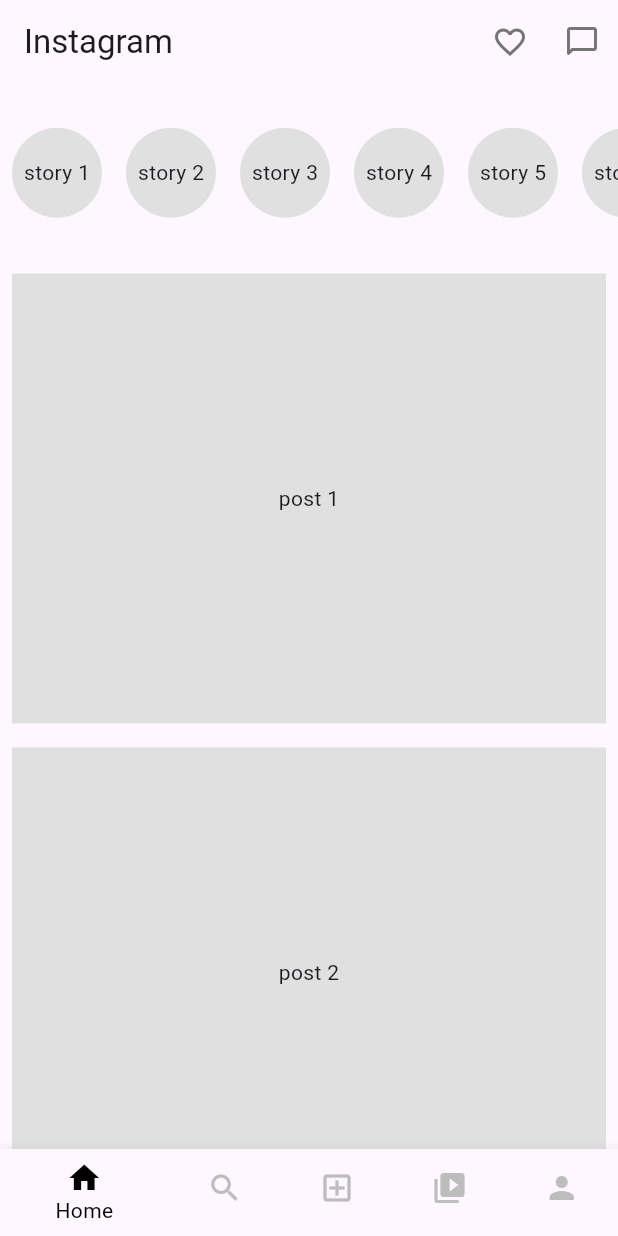
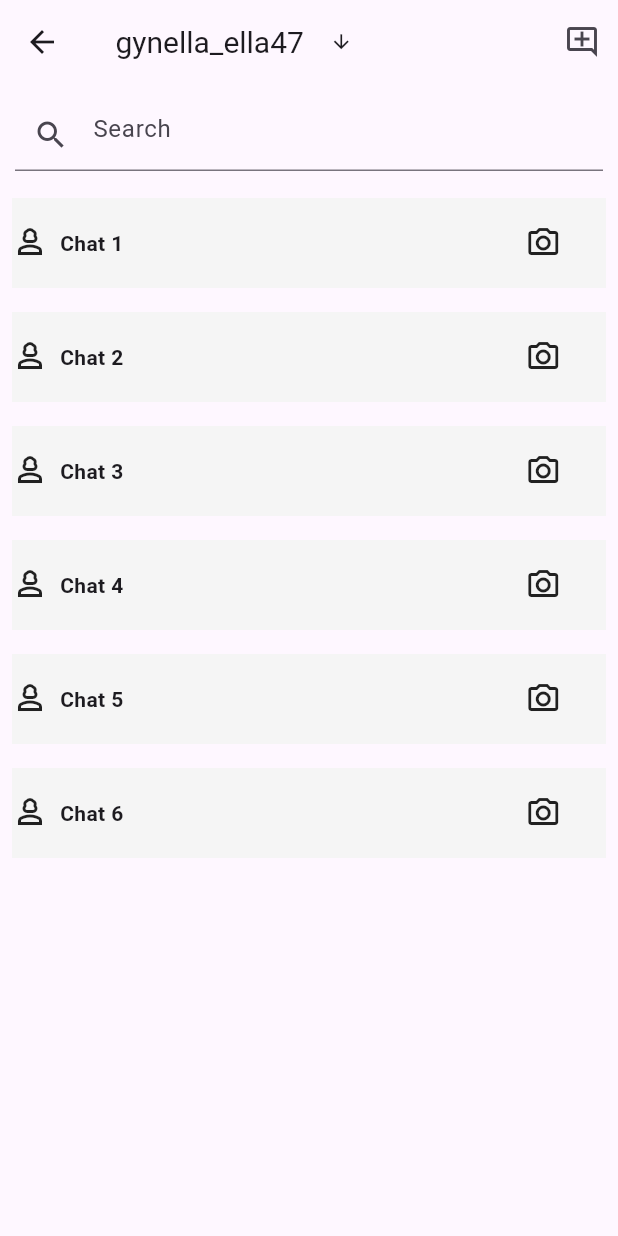
Before and after one commit to Buhana149/Instagram-UI-App, a Flutter app: the screen it shows after launch, after a tap on the "chat bubble outline" icon, on a phone screen of 412 x 824 dp. Run offline on Flutter 3.47's test engine with Material 3 defaults, Android fonts, the phone set to English and light mode, and no system bars.

Commit message:
created a messenger page

```diff
--- /dev/null
+++ b/lib/containers/chat_box.dart
@@ -0,0 +1,32 @@
+import 'package:flutter/material.dart';
+
+class ChatBox extends StatelessWidget {
+  final String child;
+  const ChatBox({
+    super.key,
+    required this.child});
+
+  @override
+  Widget build(BuildContext context) {
+    return Padding(
+      padding: const EdgeInsets.all(8.0),
+      child: Container(
+        height: 60,
+        width: 50,
+        color: Colors.grey[100],
+        child: Row(
+          children: [
+          const Icon(Icons.person_3_outlined),
+          Padding(
+            padding: const EdgeInsets.all(8.0),
+            child: Text(child, style: const TextStyle(fontWeight: FontWeight.bold),),
+          ),
+          const Padding(
+            padding: EdgeInsets.only(left: 260.0),
+            child: Icon(Icons.camera_alt_outlined),
+          ),
+          ]),
+      ),
+    );
+  }
+}
--- /dev/null
+++ b/lib/messenger_page/messenger.dart
@@ -0,0 +1,75 @@
+import 'package:flutter/material.dart';
+import 'package:instagram_ui/containers/chat_box.dart';
+
+class MessengerPage extends StatelessWidget {
+   MessengerPage({super.key});
+
+  final List _chat = [
+    'Chat 1',
+    'Chat 2',
+    'Chat 3',
+    'Chat 4',
+    'Chat 5',
+    'Chat 6'
+  ];
+
+  @override
+  Widget build(BuildContext context) {
+    return Scaffold(
+       appBar: AppBar(
+        title:Padding(
+          padding: const EdgeInsets.all(5.0),
+          child: Row(
+            children: [
+            const Text('gynella_ella47', style: TextStyle(fontSize: 20)),
+            Padding(
+              padding: const EdgeInsets.all(1.0),
+              child: IconButton(
+                onPressed: () {},
+                icon: const Icon(Icons.arrow_downward_sharp,
+                size: 15,)
+              ),
+            )
+          ]),
+        ),
+        actions: [
+          IconButton(
+            onPressed: () {},
+            icon: const Icon(Icons.add_comment_outlined),
+            ),
+
+        ],
+       ),
+       body: Expanded(
+         child: Column(
+          children: [
+            Padding(
+              padding: const EdgeInsets.all(10.0),
+              child: TextField(
+              decoration: InputDecoration(
+              hintText: 'Search',
+
+                prefixIcon: IconButton(
+                  icon: const Icon(Icons.search),
+                  onPressed: () {},
+                  ),
+              ),
+                        ),
+            ),
+          Expanded(
+            flex: 5,
+            child: ListView.builder(
+              itemCount: _chat.length,
+              itemBuilder: (context, index) {
+                return ChatBox(
+                  child: _chat[index],
+                );
+              },
+            ),
+          )
+          ],
+         ),
+       ),
+    );
+  }
+}
--- a/lib/pages/home.dart
+++ b/lib/pages/home.dart
@@ -1,9 +1,10 @@
 import 'package:flutter/material.dart';
 import 'package:instagram_ui/containers/post_container.dart';
 import 'package:instagram_ui/containers/story_container.dart';
+import 'package:instagram_ui/messenger_page/messenger.dart';
 
 class HomePage extends StatelessWidget {
-    final List _post = [
+  final List _post = [
     'post 1',
     'post 2',
     'post 3',
@@ -20,7 +21,7 @@ class HomePage extends StatelessWidget {
     'story 5',
     'story 6',
   ];
-   HomePage({super.key});
+  HomePage({super.key});
 
   @override
   Widget build(BuildContext context) {
@@ -42,7 +43,10 @@ class HomePage extends StatelessWidget {
               color: Colors.grey[600],
             ),
             tooltip: 'Messenger',
-            onPressed: () {},
+            onPressed: () {
+              Navigator.push(context,
+                  MaterialPageRoute(builder: ((context) => MessengerPage())));
+            },
           ),
         ],
       ),
```
